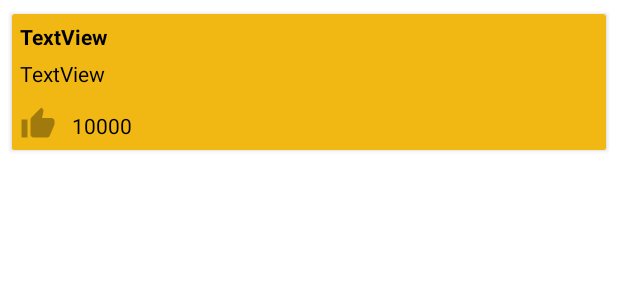
After one commit to atharos1/pam2, an Android app: the layout viewholder_review.xml on its own in the app's theme, with its tools: preview values and no code run, on a phone screen of 412 x 824 dp. The commit adds this screen. Shown: the top 300 px of the screen. Run offline under Robolectric (Android 15) with nearby library versions, the phone set to English and light mode, and no system bars; network calls fail.

Commit message:
View, like and post comments on a series (#20)
* ADD: can now get all reviews and like a particular review (#16)

ADD: add comments list to reviews data model

* Progress on the UI

* View and post reviews

* ADD: new dao methods + bean setup for reviews and comments (#19)

Co-authored-by: Ezequiel Keimel <ekeimel@hotmail.com>

* Update androidx room dependency

Co-authored-by: Pedro Momesso <32001099+pmomesso@users.noreply.github.com>

```diff
--- a/app/build.gradle
+++ b/app/build.gradle
@@ -1,6 +1,7 @@
 plugins {
     id 'com.android.application'
     id 'kotlin-android'
+    id 'kotlin-kapt'
 }
 
 android {
@@ -58,7 +59,7 @@ dependencies {
 
     implementation 'com.squareup.retrofit2:retrofit:2.9.0'
     implementation 'com.squareup.retrofit2:converter-gson:2.9.0'
-    annotationProcessor 'androidx.room:room-compiler:2.3.0'
+    kapt 'androidx.room:room-compiler:2.3.0'
 
     // RxJava
     implementation 'io.reactivex.rxjava2:rxjava:2.2.8'
--- /dev/null
+++ b/app/src/main/java/com/tutv/android/datasource/dto/ReviewDTO.kt
@@ -0,0 +1,3 @@
+package com.tutv.android.datasource.dto
+
+data class ReviewDTO(var body: String, var isSpam: Boolean)
--- /dev/null
+++ b/app/src/main/java/com/tutv/android/datasource/dto/ReviewLikedDTO.kt
@@ -0,0 +1,3 @@
+package com.tutv.android.datasource.dto
+
+data class ReviewLikedDTO(var loggedInUserLikes: Boolean)
--- /dev/null
+++ b/app/src/main/java/com/tutv/android/datasource/dto/ReviewLikedDTOResponse.kt
@@ -0,0 +1,3 @@
+package com.tutv.android.datasource.dto
+
+data class ReviewLikedDTOResponse(var loggedInUserLikes: Boolean, var numLikes: Int)
--- a/app/src/main/java/com/tutv/android/domain/Series.kt
+++ b/app/src/main/java/com/tutv/android/domain/Series.kt
@@ -17,7 +17,10 @@ class Series {
     var bannerUrl: String? = null
     var posterUrl: String? = null
 
+
     @Ignore
     var seasons: List<Season>? = null
+    @Ignore
+    var reviews: List<Review>? = null
     var loggedInUserFollows: Boolean? = null
 }
--- a/app/src/main/java/com/tutv/android/ui/series/SeriesView.kt
+++ b/app/src/main/java/com/tutv/android/ui/series/SeriesView.kt
@@ -1,5 +1,6 @@
 package com.tutv.android.ui.series
 
+import com.tutv.android.domain.Review
 import com.tutv.android.domain.Season
 
 interface SeriesView {
@@ -7,6 +8,7 @@ interface SeriesView {
     fun showSeriesDescription(seriesDescription: String?)
     fun showFollowerCount(followers: Int?)
     fun bindSeasons(seasonList: List<Season>?)
+    fun bindReviews(reviewList: List<Review>?)
     fun showSeriesBanner(bannerUrl: String?)
     fun bindSeason(season: Season?)
     fun showSeriesFollowed(followed: Boolean)
--- /dev/null
+++ b/app/src/main/res/drawable/ic_baseline_thumb_up_24.xml
@@ -0,0 +1,10 @@
+<vector xmlns:android="http://schemas.android.com/apk/res/android"
+    android:width="24dp"
+    android:height="24dp"
+    android:viewportWidth="24"
+    android:viewportHeight="24"
+    android:tint="?attr/color">
+  <path
+      android:fillColor="#55000000"
+      android:pathData="M1,21h4L5,9L1,9v12zM23,10c0,-1.1 -0.9,-2 -2,-2h-6.31l0.95,-4.57 0.03,-0.32c0,-0.41 -0.17,-0.79 -0.44,-1.06L14.17,1 7.59,7.59C7.22,7.95 7,8.45 7,9v10c0,1.1 0.9,2 2,2h9c0.83,0 1.54,-0.5 1.84,-1.22l3.02,-7.05c0.09,-0.23 0.14,-0.47 0.14,-0.73v-2z"/>
+</vector>
--- a/app/src/main/res/layout/fragment_profile.xml
+++ b/app/src/main/res/layout/fragment_profile.xml
@@ -12,7 +12,7 @@
     <ProgressBar
         android:id="@+id/profile_progressbar"
         style="?android:attr/progressBarStyle"
-        android:layout_width="wrap_content"
+        android:layout_width="match_parent"
         android:layout_height="wrap_content"
         android:visibility="visible"
         app:layout_constraintStart_toStartOf="parent"
--- /dev/null
+++ b/app/src/main/res/layout/viewholder_review.xml
@@ -0,0 +1,74 @@
+<?xml version="1.0" encoding="utf-8"?>
+<LinearLayout xmlns:android="http://schemas.android.com/apk/res/android"
+    android:layout_width="match_parent"
+    android:layout_height="wrap_content"
+    xmlns:app="http://schemas.android.com/apk/res-auto"
+    android:textColor="@color/white"
+    android:layout_margin="5dp">
+
+    <!--width=0dp lets the constraint layout decide the actual width based on the constraints. Source https://stackoverflow.com/questions/4851659/how-to-wrap-text-in-textview-in-android/44186810 -->
+    <androidx.cardview.widget.CardView
+        android:layout_width="match_parent"
+        android:layout_height="wrap_content"
+        app:cardUseCompatPadding="true">
+        <LinearLayout
+            android:layout_width="match_parent"
+            android:layout_height="match_parent"
+            android:background="@color/colorAccent"
+            android:orientation="vertical">
+            <TextView
+                android:id="@+id/review_name"
+                android:layout_height="wrap_content"
+                android:layout_width="match_parent"
+                android:layout_margin="5dp"
+                android:layout_marginTop="112dp"
+                android:text="TextView"
+                android:textStyle="bold"
+                android:textColor="@color/black"
+                app:layout_constraintHorizontal_bias="1.0"
+                app:layout_constraintStart_toStartOf="parent"
+                app:layout_constraintTop_toTopOf="parent" />
+
+            <TextView
+                android:id="@+id/review_body"
+                android:layout_height="wrap_content"
+                android:layout_width="match_parent"
+                android:layout_marginHorizontal="5dp"
+                android:text="TextView"
+                android:textColor="@color/black"
+                app:layout_constraintStart_toStartOf="parent"
+                app:layout_constraintTop_toBottomOf="@+id/review_name" />
+
+            <LinearLayout
+                android:layout_width="match_parent"
+                android:layout_height="match_parent"
+                android:background="@color/colorAccent"
+                android:orientation="horizontal">
+
+                <ImageView
+                    android:id="@+id/like_button"
+                    android:layout_width="24dp"
+                    android:layout_height="24dp"
+                    android:layout_marginHorizontal="5dp"
+                    android:layout_marginTop="12dp"
+                    android:layout_marginBottom="5dp"
+                    android:src="@drawable/ic_baseline_thumb_up_24"
+                    app:layout_constraintEnd_toEndOf="parent"
+                    app:layout_constraintTop_toTopOf="parent" />
+
+                <TextView
+                    android:id="@+id/likes_count"
+                    android:layout_height="wrap_content"
+                    android:layout_width="wrap_content"
+                    android:layout_marginTop="15dp"
+                    android:layout_marginLeft="5dp"
+                    android:text="10000"
+                    android:textColor="@color/black"
+                    app:layout_constraintStart_toStartOf="parent"
+                    app:layout_constraintTop_toBottomOf="@+id/review_name" />
+            </LinearLayout>
+
+        </LinearLayout>
+    </androidx.cardview.widget.CardView>
+
+</LinearLayout>
--- a/app/src/main/res/values/strings.xml
+++ b/app/src/main/res/values/strings.xml
@@ -20,6 +20,10 @@
     <string name="network">Network</string>
     <string name="all_networks">All networks</string>
     <string name="apply_filters">Apply filters</string>
+    <string name="discussion">Discussion</string>
+    <string name="no_comments_yet">There are no comments for this series yet</string>
+    <string name="enter_your_comment">Enter your comment here</string>
+    <string name="submit">Submit</string>
     <string name="load_error">Sorry! We were unable to complete your request. Please check your internet connection.</string>
     <string name="login_suggestion">Enjoy a lot more TuTv by logging in with an account, or signing up if you don\'t have one! It\'s free, easy, and fun!</string>
 </resources>
```
Also changed, not shown: app/src/main/java/com/tutv/android/datasource/retrofit/endpoint/SeriesAPI.kt (+23 -3 lines), app/src/main/java/com/tutv/android/domain/Review.kt (added, +23 -0 lines), app/src/main/java/com/tutv/android/domain/ReviewComment.kt (added, +16 -0 lines), app/src/main/java/com/tutv/android/repository/SeriesRepository.kt (+25 -0 lines), app/src/main/java/com/tutv/android/ui/series/ReviewLikeClickedListener.kt (added, +7 -0 lines), app/src/main/java/com/tutv/android/ui/series/ReviewListAdapter.kt (added, +64 -0 lines), app/src/main/java/com/tutv/android/ui/series/SeriesActivity.kt (+29 -3 lines), app/src/main/java/com/tutv/android/ui/series/SeriesPresenter.kt (+58 -12 lines), app/src/main/res/drawable/ic_baseline_thumb_up_24_filled.xml (added, +10 -0 lines), app/src/main/res/layout/activity_series.xml (+64 -1 lines), 1 other file.
